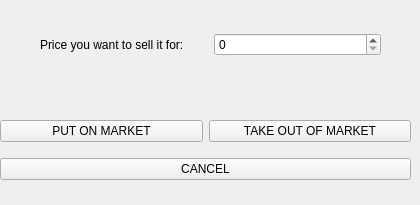
Above: src/client/gui/sell.ui from HqWisen/CityLord before the change. Below: the same form after it.
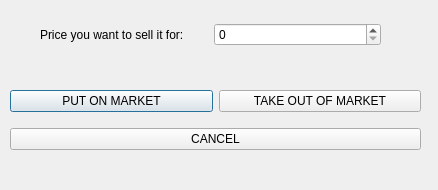
That is the form after the change.

Commit message: toujours sell..

The edit to the form file:
```diff
--- a/src/client/gui/sell.ui
+++ b/src/client/gui/sell.ui
@@ -1,13 +1,13 @@
 <?xml version="1.0" encoding="UTF-8"?>
 <ui version="4.0">
- <class>Sell</class>
- <widget class="QWidget" name="Sell">
+ <class>sell</class>
+ <widget class="QDialog" name="sell">
   <property name="geometry">
    <rect>
     <x>0</x>
     <y>0</y>
-    <width>420</width>
-    <height>205</height>
+    <width>438</width>
+    <height>190</height>
    </rect>
   </property>
   <property name="windowTitle">
@@ -17,7 +17,7 @@
    <property name="geometry">
     <rect>
      <x>40</x>
-     <y>30</y>
+     <y>20</y>
      <width>341</width>
      <height>29</height>
     </rect>
@@ -38,8 +38,8 @@
   <widget class="QWidget" name="layoutWidget_2">
    <property name="geometry">
     <rect>
-     <x>0</x>
-     <y>110</y>
+     <x>10</x>
+     <y>80</y>
      <width>411</width>
      <height>81</height>
     </rect>
```
Left out of the diff: 2 changed lines with no effect on the pictures. The commit also changes 3 other files.
